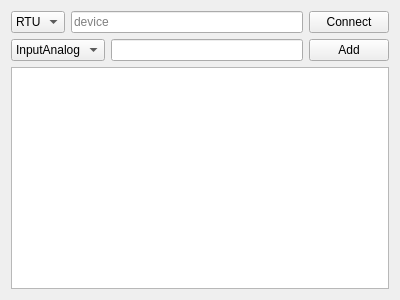
The window that connectmodulewidget.ui (alex13sh/GraphicModbus) describes before a commit, drawn with Qt 5.
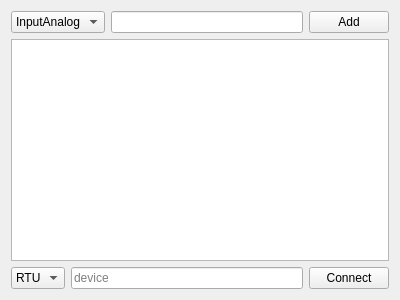
The same window after the commit.

Commit message: Изменил ConnectModuleWidget

```diff
--- a/connectmodulewidget.ui
+++ b/connectmodulewidget.ui
@@ -14,6 +14,37 @@
    <string>Form</string>
   </property>
   <layout class="QVBoxLayout" name="verticalLayout">
+   <item>
+    <layout class="QHBoxLayout" name="horizontalLayout_2">
+     <item>
+      <widget class="QComboBox" name="cmbType_Device">
+       <item>
+        <property name="text">
+         <string>InputAnalog</string>
+        </property>
+       </item>
+       <item>
+        <property name="text">
+         <string>IODigital</string>
+        </property>
+       </item>
+      </widget>
+     </item>
+     <item>
+      <widget class="QLineEdit" name="txtName"/>
+     </item>
+     <item>
+      <widget class="QPushButton" name="pbAdd">
+       <property name="text">
+        <string>Add</string>
+       </property>
+      </widget>
+     </item>
+    </layout>
+   </item>
+   <item>
+    <widget class="QListWidget" name="lstDevice"/>
+   </item>
    <item>
     <layout class="QHBoxLayout" name="horizontalLayout">
      <item>
@@ -46,37 +77,6 @@
      </item>
     </layout>
    </item>
-   <item>
-    <layout class="QHBoxLayout" name="horizontalLayout_2">
-     <item>
-      <widget class="QComboBox" name="cmbType_Device">
-       <item>
-        <property name="text">
-         <string>InputAnalog</string>
-        </property>
-       </item>
-       <item>
-        <property name="text">
-         <string>IODigital</string>
-        </property>
-       </item>
-      </widget>
-     </item>
-     <item>
-      <widget class="QLineEdit" name="txtName"/>
-     </item>
-     <item>
-      <widget class="QPushButton" name="pbAdd">
-       <property name="text">
-        <string>Add</string>
-       </property>
-      </widget>
-     </item>
-    </layout>
-   </item>
-   <item>
-    <widget class="QListWidget" name="lstDevice"/>
-   </item>
   </layout>
  </widget>
  <resources/>
```
The commit also changes 2 other files.
